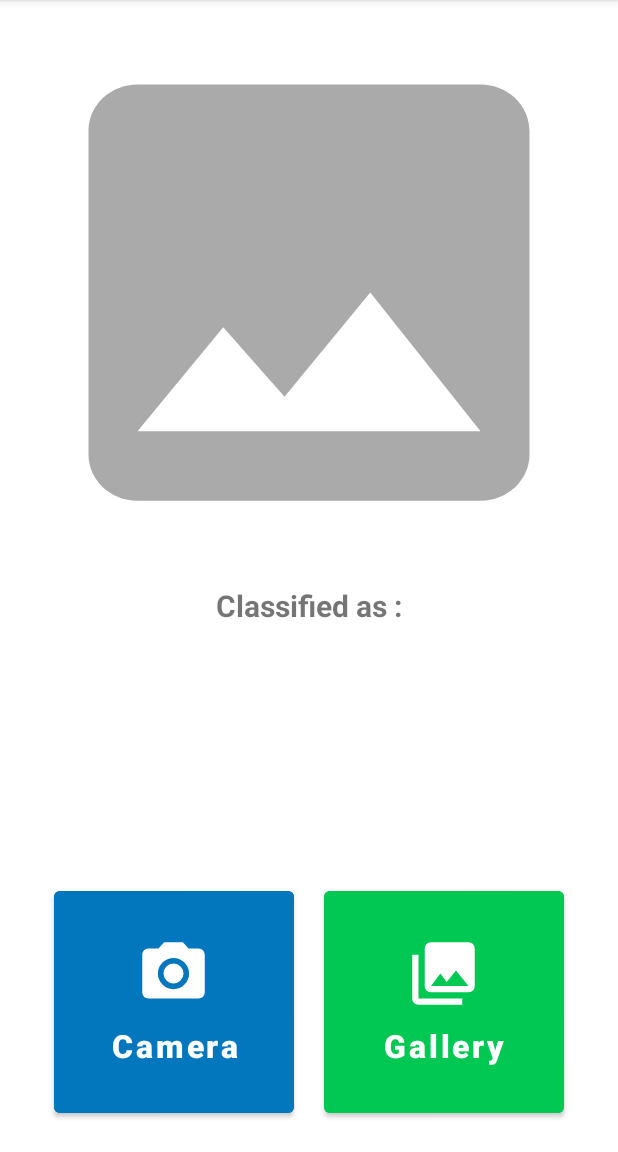
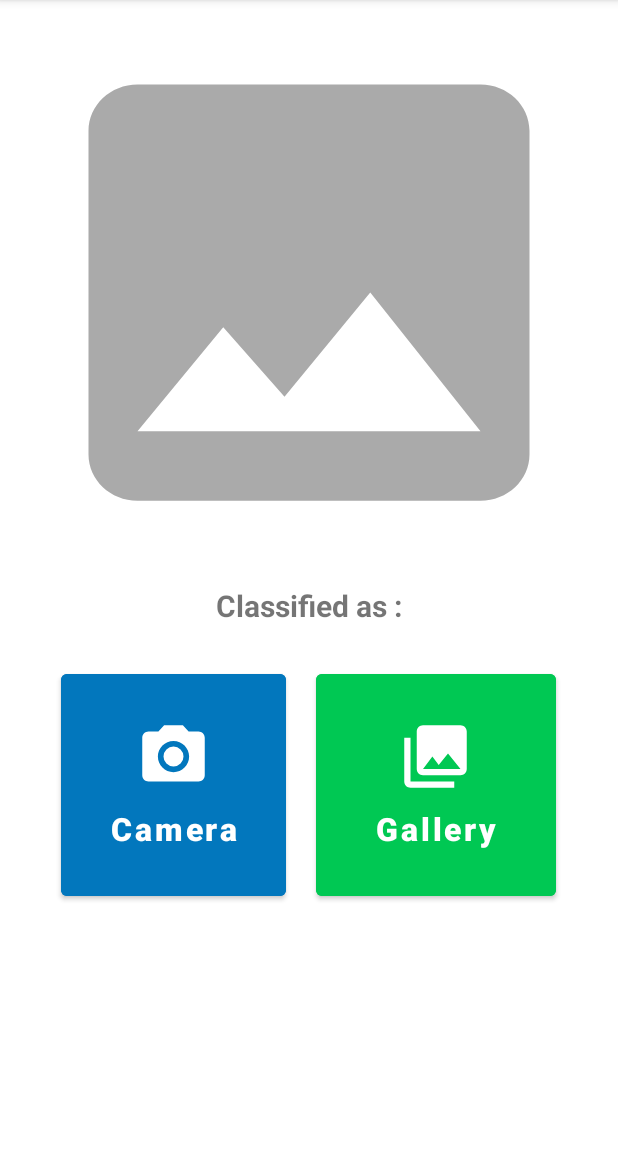
Before and after one commit to HasyimAP/Bangkit-Project-2022, an Android app: the ScanFoodActivity screen opened directly, with no data from a screen before it, on a phone screen of 412 x 824 dp, the part 84-1236 px from its top. Run offline under Robolectric (Android 15) with nearby library versions, the phone set to English and light mode, and no system bars; libraries missing offline, so code that uses them is left out: org.tensorflow.lite.

Commit message:
scan result 1.0

```diff
--- a/app/app/src/main/java/com/fitverse/app/api/ApiService.kt
+++ b/app/app/src/main/java/com/fitverse/app/api/ApiService.kt
@@ -3,6 +3,7 @@ package com.fitverse.app.api
 import com.fitverse.app.model.ListFoodModel
 import com.fitverse.app.model.LoginModel
 import com.fitverse.app.model.RegisterModel
+import com.fitverse.app.response.FoodDetailResponse
 import com.fitverse.app.response.GeneralResponse
 import com.fitverse.app.response.ListFoodResponse
 import com.fitverse.app.response.LoginResponse
@@ -30,6 +31,6 @@ interface ApiService {
 
     @GET("scanfood/{id_food}")
     fun findFoodDetail(
-        @Path("id_food") id_food: Int
-    ): Call<ListFoodModel>
+        @Path("id_food") id_food: String
+    ): Call<FoodDetailResponse>
 }
--- a/app/app/src/main/java/com/fitverse/app/view/food/AdapterFood.kt
+++ b/app/app/src/main/java/com/fitverse/app/view/food/AdapterFood.kt
@@ -39,9 +39,7 @@ class AdapterFood  : RecyclerView.Adapter<AdapterFood.StoryViewHolder>()  {
                         .transition(DrawableTransitionOptions.withCrossFade())
                         .into(ivPhoto)
                 tvNameFood.text = items.nama
-//                tvDesc.text = items.description
 
-//
                 itemView.setOnClickListener {
                     val intent = Intent(itemView.context, DetailFoodActivity::class.java)
                     intent.putExtra("ListStoryModel", items)
--- a/app/app/src/main/java/com/fitverse/app/view/main/MainActivity.kt
+++ b/app/app/src/main/java/com/fitverse/app/view/main/MainActivity.kt
@@ -47,7 +47,6 @@ class MainActivity : AppCompatActivity() {
             if (user.isLogin) {
                 binding = ActivityMainBinding.inflate(layoutInflater)
                 setContentView(binding.root)
-//                Toast.makeText(this, "${user.token}", Toast.LENGTH_SHORT).show()
                 val navView: BottomNavigationView = binding.navView
 
                 val navController = findNavController(R.id.nav_host_fragment_activity_main)
--- a/app/app/src/main/java/com/fitverse/app/view/scanResult/FoodResultViewModel.kt
+++ /dev/null
@@ -1,4 +0,0 @@
-package com.fitverse.app.view.scanResult
-
-class FoodResultViewModel {
-}
--- a/app/app/src/main/res/layout/activity_scan_food.xml
+++ b/app/app/src/main/res/layout/activity_scan_food.xml
@@ -17,16 +17,15 @@
         android:contentDescription="@string/photo" />
 
     <TextView
+        android:id="@+id/classified"
         android:layout_width="wrap_content"
         android:layout_height="wrap_content"
+        android:layout_below="@+id/imageView"
         android:layout_centerHorizontal="true"
+        android:layout_marginTop="10sp"
         android:text="@string/classified_as"
-        android:textStyle="bold"
         android:textSize="20sp"
-        android:id="@+id/classified"
-        android:layout_below="@+id/imageView"
-        android:layout_marginTop="10sp"
-        />
+        android:textStyle="bold" />
     <TextView
         android:layout_width="wrap_content"
         android:layout_height="wrap_content"
@@ -39,44 +38,23 @@
         android:layout_below="@+id/classified"
         />
 
-<!--    <TextView-->
-<!--        android:id="@+id/confidencesText"-->
-<!--        android:layout_width="wrap_content"-->
-<!--        android:layout_height="wrap_content"-->
-<!--        android:layout_below="@+id/result"-->
-<!--        android:layout_centerHorizontal="true"-->
-<!--        android:layout_marginTop="30sp"-->
-<!--        android:text="Confidences:"-->
-<!--        android:textSize="20sp"-->
-<!--        android:textStyle="bold" />-->
-
-<!--    <TextView-->
-<!--        android:id="@+id/confidence"-->
-<!--        android:layout_width="wrap_content"-->
-<!--        android:layout_height="wrap_content"-->
-<!--        android:layout_below="@+id/confidencesText"-->
-<!--        android:layout_centerHorizontal="true"-->
-<!--        android:text=""-->
-<!--        android:textColor="#000"-->
-<!--        android:textSize="22sp" />-->
-
     <LinearLayout
-        android:layout_width="wrap_content"
-        android:layout_height="wrap_content"
-        android:layout_below="@id/result"
+        android:layout_width="match_parent"
+        android:layout_height="180dp"
+        android:layout_below="@+id/imageView"
         android:layout_alignParentStart="true"
         android:layout_alignParentEnd="true"
-        android:layout_alignParentBottom="true"
+        android:layout_marginStart="0dp"
+        android:layout_marginTop="43dp"
         android:gravity="bottom|center_horizontal"
         android:orientation="horizontal">
 
         <Button
             android:id="@+id/button_camera"
-            android:layout_width="160dp"
+            android:layout_width="150dp"
             android:layout_height="160dp"
             android:layout_marginStart="10dp"
             android:layout_marginEnd="10dp"
-            android:layout_marginBottom="10dp"
             android:backgroundTint="@color/biru_muda"
             android:drawableTop="@drawable/ic_camera"
             android:padding="30dp"
@@ -92,7 +70,7 @@
             android:layout_height="160dp"
             android:layout_marginStart="10dp"
             android:layout_marginEnd="10dp"
-            android:layout_marginBottom="10dp"
+
             android:backgroundTint="@color/hijau"
             android:drawableTop="@drawable/ic_gallery"
             android:padding="30dp"
```
Also changed, not shown: app/app/src/main/java/com/fitverse/app/response/FoodDetailResponse.kt (added, +8 -0 lines), app/app/src/main/java/com/fitverse/app/view/scanResult/ScanResultActivity.kt (+40 -7 lines), app/app/src/main/java/com/fitverse/app/view/scanResult/ScanResultViewModel.kt (+43 -1 lines), app/app/src/main/res/layout/activity_detail_food.xml (+29 -9 lines), app/app/src/main/res/layout/activity_scan_result.xml (+18 -11 lines).
